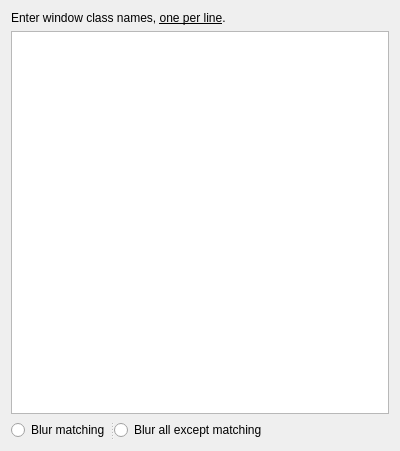
esjeon/kwin-forceblur, file contents/ui/config.ui: the form before one commit.
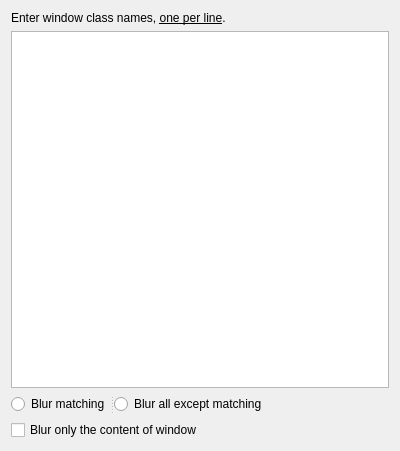
The form after the commit.

Commit message:
add option "blur only the content of window"
This fixes the issue with GTK windows, who self-renders window shadows.
The script will update the blur region as the window resizes, but this
behavior might cause some performance problems, thus disabled by
default.

```diff
--- a/contents/ui/config.ui
+++ b/contents/ui/config.ui
@@ -56,6 +56,16 @@
      </widget>
     </widget>
    </item>
+   <item>
+    <widget class="QCheckBox" name="kcfg_blurContent">
+     <property name="toolTip">
+      <string>&lt;html&gt;&lt;head/&gt;&lt;body&gt;&lt;p&gt;Enabling this option prevents blurring behind the non-content regions of window, like &lt;span style=&quot; font-weight:600;&quot;&gt;CSD shadows in GTK&lt;/span&gt;.&lt;/p&gt;&lt;p&gt;This &lt;span style=&quot; text-decoration: underline;&quot;&gt;might&lt;/span&gt; cause performance issues and flickers, thus users should be careful about turning this on.&lt;/p&gt;&lt;/body&gt;&lt;/html&gt;</string>
+     </property>
+     <property name="text">
+      <string>Blur only the content of window</string>
+     </property>
+    </widget>
+   </item>
   </layout>
  </widget>
  <resources/>
```
The commit also changes 2 other files.
